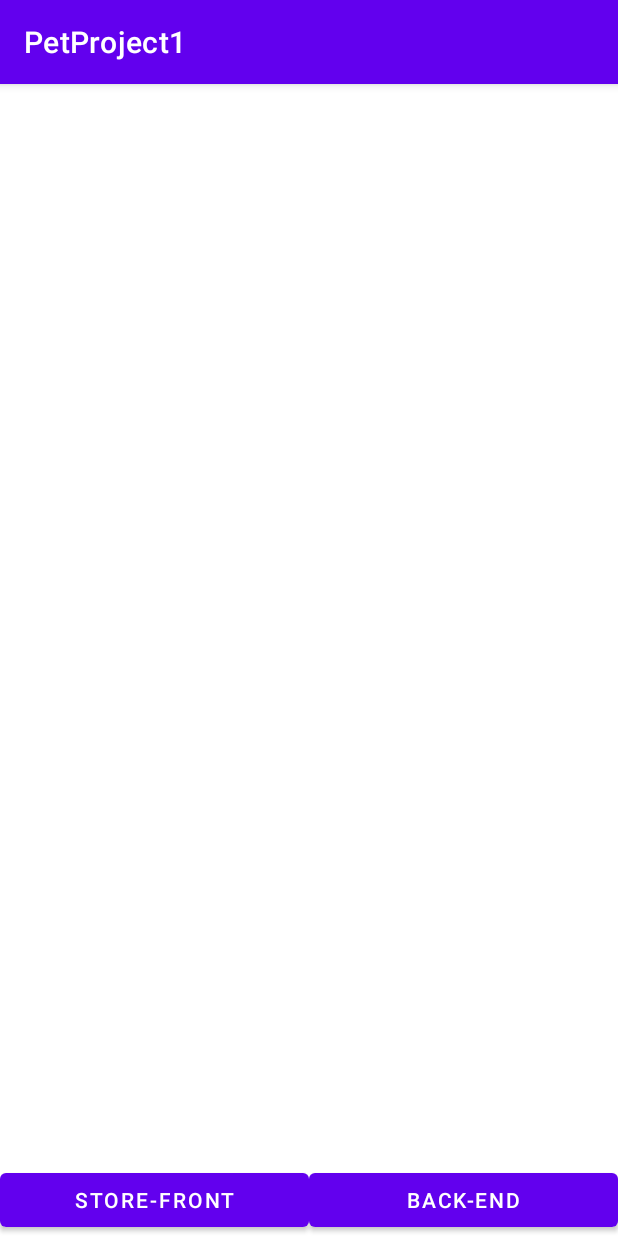
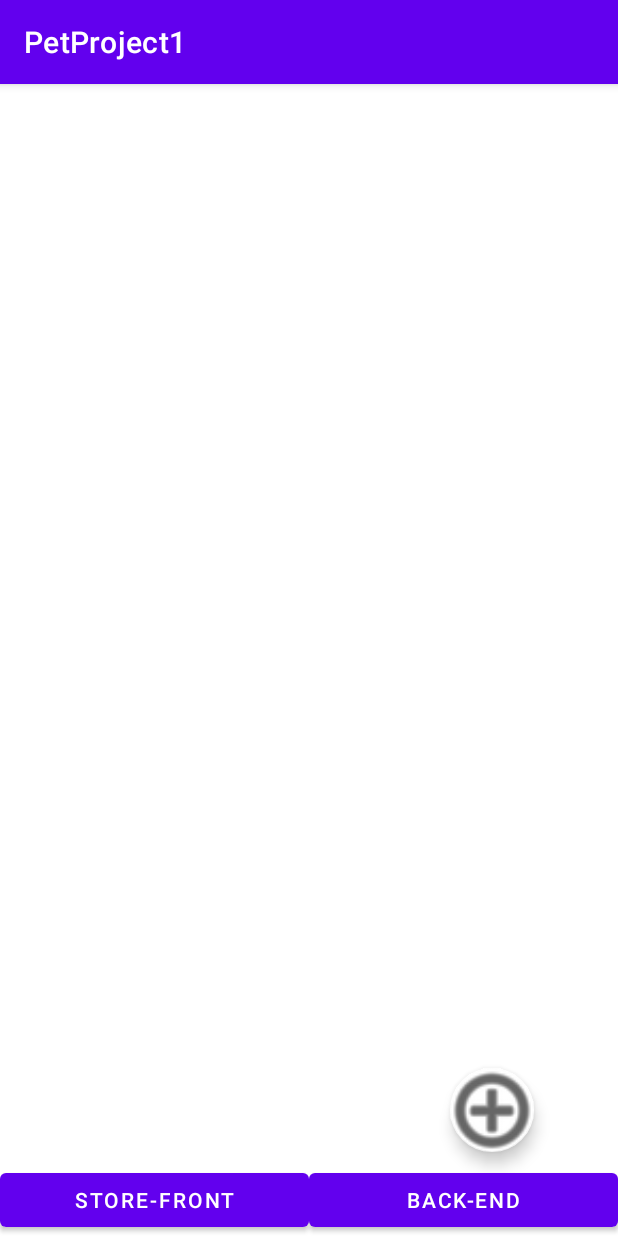
Before and after one commit to OlgaSergeevna/PetProject, an Android app: the screen it shows after launch (MainActivity), on a phone screen of 412 x 824 dp. Run offline under Robolectric (Android 15) with nearby library versions, the phone set to English and light mode, and no system bars; our stand-ins replace Room's generated code.

Commit message:
Bugs fixed

```diff
--- a/app/src/main/AndroidManifest.xml
+++ b/app/src/main/AndroidManifest.xml
@@ -6,6 +6,7 @@
         android:name = ".App"
         android:allowBackup="true"
         android:icon="@mipmap/ic_launcher"
+        android:fullBackupContent="true"
         android:label="@string/app_name"
         android:roundIcon="@mipmap/ic_launcher_round"
         android:supportsRtl="true"
--- a/app/src/main/java/com/sylko/petproject1/data/SaleRepository.kt
+++ b/app/src/main/java/com/sylko/petproject1/data/SaleRepository.kt
@@ -1,7 +1,6 @@
 package com.sylko.petproject1.data
 
 import android.app.Application
-import androidx.lifecycle.LiveData
 import kotlinx.coroutines.CoroutineScope
 import kotlinx.coroutines.Dispatchers
 import kotlinx.coroutines.launch
@@ -16,7 +15,7 @@ class SaleRepository (application: Application) : CoroutineScope {
     override val coroutineContext: CoroutineContext
         get() = Dispatchers.Main
 
-    var saleDao: SaleDao = SaleDatabase.getInstance(application).saleDao()
+    private var saleDao: SaleDao = SaleDatabase.getInstance(application).saleDao()
 
     fun observeAll() = saleDao.observeAll()
 
--- a/app/src/main/java/com/sylko/petproject1/screen/MainActivity.kt
+++ b/app/src/main/java/com/sylko/petproject1/screen/MainActivity.kt
@@ -13,7 +13,7 @@ import com.sylko.petproject1.databinding.ActivityMainBinding
 class MainActivity : AppCompatActivity() {
 
     private lateinit var binding: ActivityMainBinding
-    var navController: NavController? = null
+    private var navController: NavController? = null
 
     override fun onCreate(savedInstanceState: Bundle?) {
         super.onCreate(savedInstanceState)
@@ -24,9 +24,8 @@ class MainActivity : AppCompatActivity() {
 
         navController = Navigation.findNavController(this, R.id.nav_host_fragment)
 
-        binding.btnBack.setOnClickListener { navController!!.navigate(R.id.backFragment) }
+        binding.btnBack.setOnClickListener { navController?.navigate(R.id.backFragment) }
 
-        binding.btnFront.setOnClickListener { navController!!.navigate(R.id.frontFragment) }
-
+        binding.btnFront.setOnClickListener { navController?.navigate(R.id.frontFragment) }
     }
 }
--- a/app/src/main/java/com/sylko/petproject1/screen/back/BackFragment.kt
+++ b/app/src/main/java/com/sylko/petproject1/screen/back/BackFragment.kt
@@ -2,11 +2,9 @@ package com.sylko.petproject1.screen.back
 
 import android.os.Bundle
 import android.view.View
-import android.widget.Toast
 import androidx.core.os.bundleOf
 import androidx.fragment.app.Fragment
 import androidx.lifecycle.ViewModelProvider
-import androidx.lifecycle.Observer
 import androidx.navigation.fragment.NavHostFragment
 import androidx.recyclerview.widget.*
 import com.sylko.petproject1.R
@@ -18,16 +16,16 @@ import com.sylko.petproject1.databinding.FragmentBackBinding
  */
 class BackFragment : Fragment(R.layout.fragment_back), BackFragmentAdapter.onItemClickListener {
 
-    var mViewModel: BackFragmentViewModel? = null
-    lateinit var recyclerView: RecyclerView
+    private var viewModel: BackFragmentViewModel? = null
+    private lateinit var recyclerView: RecyclerView
     private lateinit var binding: FragmentBackBinding
-    var adapter: BackFragmentAdapter? = null
+    private var adapter: BackFragmentAdapter? = null
 
     override fun onViewCreated(view: View, savedInstanceState: Bundle?) {
         super.onViewCreated(view, savedInstanceState)
         binding = FragmentBackBinding.bind(view)
 
-        mViewModel = ViewModelProvider(this).get(BackFragmentViewModel::class.java)
+        viewModel = ViewModelProvider(this).get(BackFragmentViewModel::class.java)
 
         binding.btnOpenEditor.setOnClickListener {
             NavHostFragment.findNavController(this).navigate(R.id.action_backFragment_to_editorFragment2) }
@@ -45,7 +43,7 @@ class BackFragment : Fragment(R.layout.fragment_back), BackFragmentAdapter.onIte
     }
 
     private fun observeLiveData() {
-        mViewModel?.getAllSaleList()?.observe(viewLifecycleOwner, { data ->
+        viewModel?.getAllSaleList()?.observe(viewLifecycleOwner, { data ->
             initAdapter(data)
         })
     }
--- a/app/src/main/java/com/sylko/petproject1/screen/front/FrontFragment.kt
+++ b/app/src/main/java/com/sylko/petproject1/screen/front/FrontFragment.kt
@@ -3,7 +3,6 @@ package com.sylko.petproject1.screen.front
 import android.os.Bundle
 import android.view.View
 import androidx.fragment.app.Fragment
-import androidx.lifecycle.Observer
 import androidx.lifecycle.ViewModelProvider
 import androidx.recyclerview.widget.DividerItemDecoration
 import androidx.recyclerview.widget.LinearLayoutManager
@@ -12,7 +11,6 @@ import com.sylko.petproject1.R
 import com.sylko.petproject1.data.Sale
 import com.sylko.petproject1.databinding.FragmentFrontBinding
 import com.sylko.petproject1.screen.back.BackFragmentViewModel
-import java.util.*
 
 /**
  * Основной пользовательский интерфейс для покупки товаров (front)
@@ -20,10 +18,10 @@ import java.util.*
 class FrontFragment : Fragment(R.layout.fragment_front), FrontFragmentAdapter.onItemClickListener {
 
     private lateinit var binding: FragmentFrontBinding
-    var viewModelBack: BackFragmentViewModel? = null
+    private var viewModelBack: BackFragmentViewModel? = null
     private var viewModel: FrontFragmentViewModel? = null
     private lateinit var recyclerView: RecyclerView
-    var adapter: FrontFragmentAdapter? = null
+    private var adapter: FrontFragmentAdapter? = null
 
     override fun onCreate(savedInstanceState: Bundle?) {
         super.onCreate(savedInstanceState)
--- a/app/src/main/res/layout/activity_main.xml
+++ b/app/src/main/res/layout/activity_main.xml
@@ -13,6 +13,9 @@
         android:layout_width="match_parent"
         android:layout_height="match_parent"
         app:defaultNavHost="true"
+        app:layout_constraintEnd_toEndOf="parent"
+        app:layout_constraintStart_toStartOf="parent"
+        app:layout_constraintTop_toTopOf="parent"
         app:navGraph="@navigation/nav_graph" />
 
     <Button
--- a/app/src/main/res/layout/fragment_back.xml
+++ b/app/src/main/res/layout/fragment_back.xml
@@ -23,5 +23,6 @@
         android:clickable="true"
         android:src="@android:drawable/ic_menu_add"
         app:backgroundTint="@color/white"
-        app:maxImageSize="68dp" />
+        app:maxImageSize="68dp"
+        tools:ignore="ContentDescription" />
 </androidx.coordinatorlayout.widget.CoordinatorLayout>
--- a/app/src/main/res/navigation/nav_graph.xml
+++ b/app/src/main/res/navigation/nav_graph.xml
@@ -3,7 +3,7 @@
     xmlns:app="http://schemas.android.com/apk/res-auto"
     xmlns:tools="http://schemas.android.com/tools"
     android:id="@+id/nav_graph"
-    app:startDestination="@id/frontFragment">
+    app:startDestination="@id/backFragment">
 
     <fragment
         android:id="@+id/backFragment"
--- a/app/src/main/res/values/strings.xml
+++ b/app/src/main/res/values/strings.xml
@@ -3,7 +3,6 @@
     <string name="back_end">Back-End</string>
     <string name="store_front">Store-Front</string>
     <!-- TODO: Remove or change this placeholder text -->
-    <string name="hello_blank_fragment">Hello blank fragment</string>
     <string name="text_name">Название</string>
     <string name="text_cost">Цена</string>
     <string name="text_quantity">Количество</string>
```
Also changed, not shown: app/src/main/java/com/sylko/petproject1/screen/back/BackFragmentViewModel.kt (+0 -8 lines), app/src/main/java/com/sylko/petproject1/screen/editor/EditorFragment.kt (+14 -3 lines), app/src/main/res/layout/fragment_editor.xml (+12 -0 lines).
